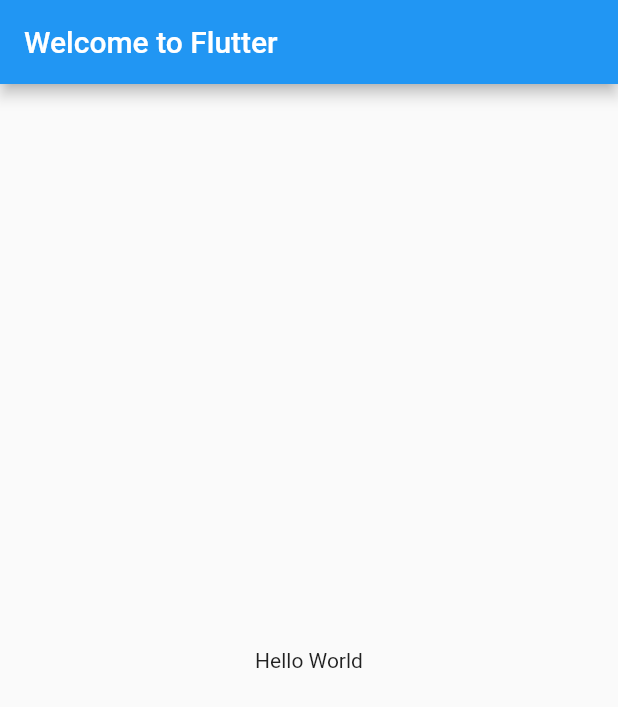
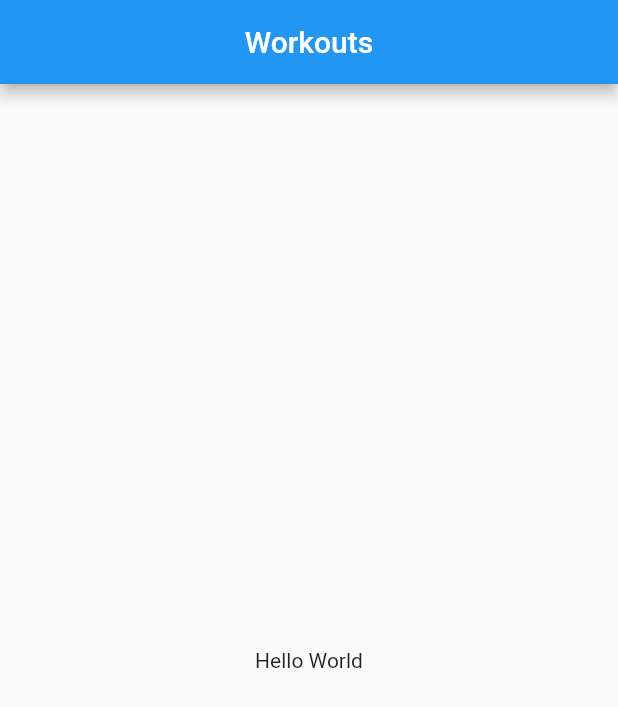
Before and after one commit to SvabhuG/fitly, a Flutter app: the screen it shows after launch, on a phone screen of 412 x 824 dp. Shown: the top 707 px of the screen. Run offline on Flutter 3.47's test engine with Material 2 defaults, Android fonts, the phone set to English and light mode, and no system bars.

Commit message:
workouts tab

```diff
--- a/lib/main.dart
+++ b/lib/main.dart
@@ -10,10 +10,12 @@ class MyApp extends StatelessWidget {
   @override
   Widget build(BuildContext context) {
     return MaterialApp(
-      title: 'Welcome to Flutter',
+      title: 'Workouts',
       home: Scaffold(
         appBar: AppBar(
-          title: const Text('Welcome to Flutter'),
+          title: const Center(
+              child: Text('Workouts'),
+          )
         ),
         body: const Center(
           child: Text('Hello World'),
```
